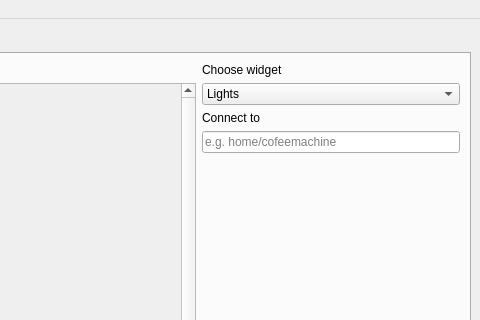
Old version of the form src/application/ui/window.ui in the repository EduardFrlicka/ICP-Projekt; both pictures show x 470 to 950 and y 0 to 320 of the 950 by 550 pixel window.
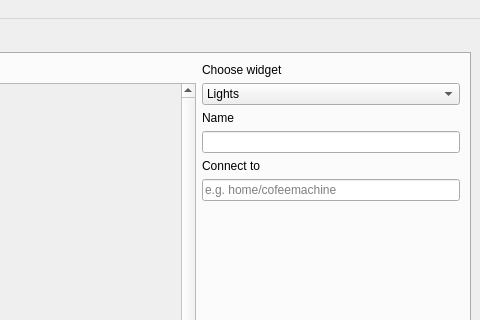
New version of the form.

Diff of the .ui file:
```diff
--- a/src/application/ui/window.ui
+++ b/src/application/ui/window.ui
@@ -429,6 +429,16 @@
             </item>
            </widget>
           </item>
+          <item>
+           <widget class="QLabel" name="label_3">
+            <property name="text">
+             <string>Name</string>
+            </property>
+           </widget>
+          </item>
+          <item>
+           <widget class="QLineEdit" name="widget_name"/>
+          </item>
           <item>
            <widget class="QLabel" name="label">
             <property name="text">
```
Left out of the diff: 4 changed lines with no effect on the pictures.
